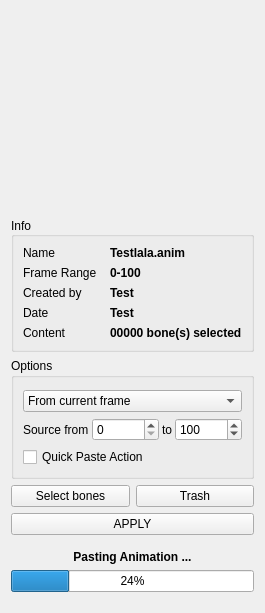
The window that gaolib/ui/infowidget.ui (GaoShanPictures/GAOLIB) describes before a commit, drawn with Qt 5.
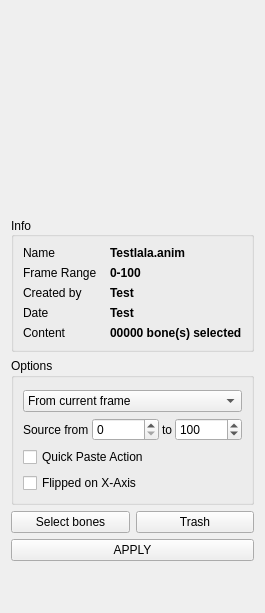
The same window after the commit. Icons and pictures are not drawn.

Commit message: WIP for flipped pose

```diff
--- a/gaolib/ui/infowidget.ui
+++ b/gaolib/ui/infowidget.ui
@@ -458,6 +458,21 @@
        <number>12</number>
       </property>
       <item>
+       <widget class="QWidget" name="animOptionsWidget" native="true">
+        <layout class="QVBoxLayout" name="verticalLayout_4">
+         <property name="leftMargin">
+          <number>0</number>
+         </property>
+         <property name="topMargin">
+          <number>0</number>
+         </property>
+         <property name="rightMargin">
+          <number>0</number>
+         </property>
+         <property name="bottomMargin">
+          <number>0</number>
+         </property>
+         <item>
        <widget class="QComboBox" name="startFrameComboBox">
         <item>
          <property name="text">
@@ -477,8 +492,8 @@
        </widget>
       </item>
       <item>
-       <widget class="QWidget" name="frameRangeWidget" native="true">
-        <layout class="QHBoxLayout" name="horizontalLayout_2">
+          <widget class="QWidget" name="frameRangeWidget_2" native="true">
+           <layout class="QHBoxLayout" name="horizontalLayout_4">
          <property name="spacing">
           <number>3</number>
          </property>
@@ -495,7 +510,7 @@
           <number>0</number>
          </property>
          <item>
-          <widget class="QLabel" name="label_6">
+             <widget class="QLabel" name="label_9">
            <property name="text">
             <string>Source from</string>
            </property>
@@ -509,7 +524,7 @@
           </widget>
          </item>
          <item>
-          <widget class="QLabel" name="label_7">
+             <widget class="QLabel" name="label_10">
            <property name="text">
             <string>to</string>
            </property>
@@ -539,6 +554,34 @@
     </widget>
    </item>
    <item>
+       <widget class="QWidget" name="poseOptionsWidget" native="true">
+        <layout class="QVBoxLayout" name="verticalLayout_5">
+         <property name="leftMargin">
+          <number>0</number>
+         </property>
+         <property name="topMargin">
+          <number>0</number>
+         </property>
+         <property name="rightMargin">
+          <number>0</number>
+         </property>
+         <property name="bottomMargin">
+          <number>0</number>
+         </property>
+         <item>
+          <widget class="QCheckBox" name="checkBox">
+           <property name="text">
+            <string>Flipped on X-Axis</string>
+           </property>
+          </widget>
+         </item>
+        </layout>
+       </widget>
+      </item>
+     </layout>
+    </widget>
+   </item>
+   <item>
     <widget class="QWidget" name="widget_2" native="true">
      <layout class="QHBoxLayout" name="horizontalLayout_3">
       <property name="leftMargin">
@@ -592,41 +635,6 @@
      </property>
     </widget>
    </item>
-   <item>
-    <widget class="QWidget" name="progressWidget" native="true">
-     <layout class="QVBoxLayout" name="verticalLayout_3">
-      <property name="leftMargin">
-       <number>0</number>
-      </property>
-      <property name="rightMargin">
-       <number>0</number>
-      </property>
-      <item>
-       <widget class="QLabel" name="label_8">
-        <property name="font">
-         <font>
-          <weight>75</weight>
-          <bold>true</bold>
-         </font>
-        </property>
-        <property name="text">
-         <string>Pasting Animation ...</string>
-        </property>
-        <property name="alignment">
-         <set>Qt::AlignCenter</set>
-        </property>
-       </widget>
-      </item>
-      <item>
-       <widget class="QProgressBar" name="progressBar">
-        <property name="value">
-         <number>24</number>
-        </property>
-       </widget>
-      </item>
-     </layout>
-    </widget>
-   </item>
    <item>
     <spacer name="verticalSpacer">
      <property name="orientation">
```
Lines whose indentation alone changed are shown as unchanged. The commit also changes 2 other files.
